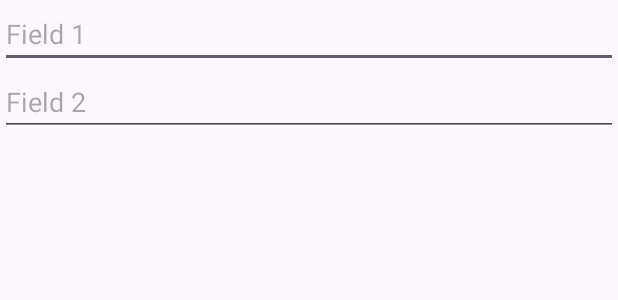
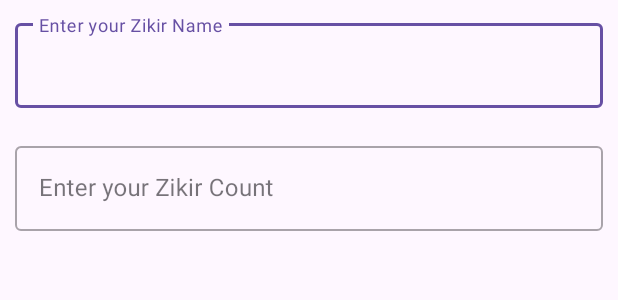
Before and after one commit to imraj2020/ZikirCounter, an Android app: the layout dialog_layout.xml on its own in the app's theme, with its tools: preview values and no code run, on a phone screen of 412 x 824 dp. Shown: the top 300 px of the screen. Run offline under Robolectric (Android 15) with nearby library versions, the phone set to English and light mode, and no system bars.

Commit message:
6th commit

```diff
--- a/app/src/main/java/com/cse/zikircounter/RecycleView/ZikirCountAdapter.kt
+++ b/app/src/main/java/com/cse/zikircounter/RecycleView/ZikirCountAdapter.kt
@@ -32,13 +32,14 @@ class ZikirCountAdapter(
 
         DeleteBTN.setOnClickListener(View.OnClickListener {
 
-            db.getZikirDao().deleteItemByName(item.name)
+            val deletedItem = dataList[position] // Get the item being deleted
+            db.getZikirDao().deleteItemByName(deletedItem.name)
 
             val mutableDataList = dataList.toMutableList() // Convert to mutable list
             mutableDataList.removeAt(position)
             dataList = mutableDataList.toList() // Convert back to immutable list if needed
             notifyItemRemoved(position)
-
+            notifyItemRangeChanged(position, itemCount)
         })
 
 
--- a/app/src/main/res/layout/dialog_layout.xml
+++ b/app/src/main/res/layout/dialog_layout.xml
@@ -4,15 +4,43 @@
     android:layout_height="wrap_content"
     android:orientation="vertical">
 
-    <EditText
-        android:id="@+id/editText1"
+    <com.google.android.material.textfield.TextInputLayout
         android:layout_width="match_parent"
-        android:layout_height="wrap_content"
-        android:hint="Field 1"/>
+        android:paddingLeft="10dp"
+        android:paddingRight="10dp"
+        android:paddingBottom="10dp"
+        android:paddingTop="10dp"
+        style="@style/Widget.MaterialComponents.TextInputLayout.OutlinedBox"
+        android:layout_height="wrap_content">
 
-    <EditText
-        android:id="@+id/editText2"
+        <com.google.android.material.textfield.TextInputEditText
+            android:id="@+id/ETZikirNames"
+            android:layout_width="match_parent"
+            android:layout_height="match_parent"
+            android:layout_weight="1"
+            android:hint="Enter your Zikir Name"
+            android:inputType="textPersonName" />
+    </com.google.android.material.textfield.TextInputLayout>
+
+
+    <com.google.android.material.textfield.TextInputLayout
         android:layout_width="match_parent"
-        android:layout_height="wrap_content"
-        android:hint="Field 2"/>
+        android:paddingLeft="10dp"
+        android:paddingRight="10dp"
+        android:paddingBottom="10dp"
+        android:paddingTop="10dp"
+        style="@style/Widget.MaterialComponents.TextInputLayout.OutlinedBox"
+        android:layout_height="wrap_content">
+
+        <com.google.android.material.textfield.TextInputEditText
+            android:id="@+id/ETZikirCounts"
+            android:layout_width="match_parent"
+            android:layout_height="match_parent"
+            android:layout_weight="1"
+            android:hint="Enter your Zikir Count"
+            android:inputType="numberDecimal" />
+    </com.google.android.material.textfield.TextInputLayout>
+
+
+
 </LinearLayout>
```
Also changed, not shown: app/src/main/java/com/cse/zikircounter/MainActivity.kt (+15 -54 lines), app/src/main/res/layout/activity_main.xml (+12 -0 lines), app/src/main/res/layout/alart_dialogue_zikir_name.xml (+16 -4 lines).
